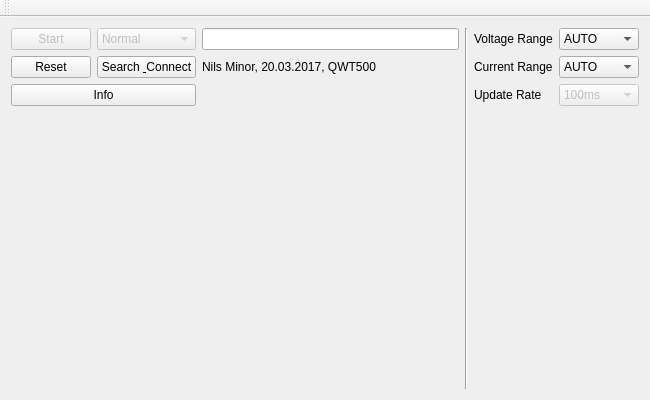
First picture: the form in QWT500/qwt500widget.ui, repository NilsMinor/QWT500, before the edit.
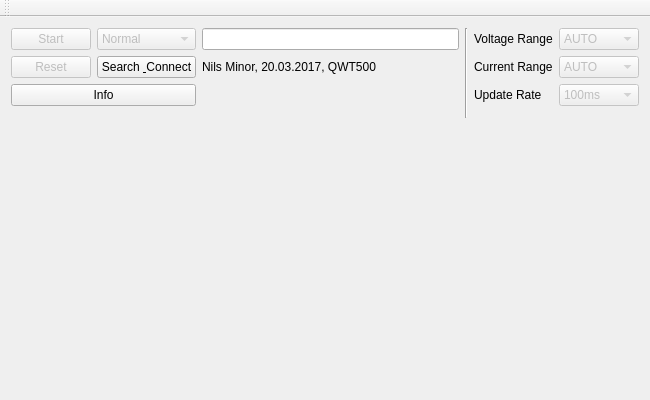
Second picture: the form after the edit.

Patch:
```diff
--- a/QWT500/qwt500widget.ui
+++ b/QWT500/qwt500widget.ui
@@ -63,6 +63,9 @@
       </item>
       <item row="0" column="7">
        <widget class="QComboBox" name="comboBoxQWT500VoltageRange">
+        <property name="enabled">
+         <bool>false</bool>
+        </property>
         <item>
          <property name="text">
           <string>AUTO</string>
@@ -168,6 +171,9 @@
       </item>
       <item row="1" column="1">
        <widget class="QPushButton" name="pushButtonQWT500Reset">
+        <property name="enabled">
+         <bool>false</bool>
+        </property>
         <property name="text">
          <string>Reset</string>
         </property>
@@ -185,6 +191,9 @@
       </item>
       <item row="1" column="7">
        <widget class="QComboBox" name="comboBoxQWT500CurrentRange">
+        <property name="enabled">
+         <bool>false</bool>
+        </property>
         <item>
          <property name="text">
           <string>AUTO</string>
@@ -264,7 +273,25 @@
      </layout>
     </item>
     <item row="1" column="0">
-     <layout class="QHBoxLayout" name="qwt500HorizontalLayout"/>
+     <widget class="QStackedWidget" name="stackedWidget">
+      <property name="currentIndex">
+       <number>0</number>
+      </property>
+      <widget class="QWidget" name="page_5">
+       <layout class="QHBoxLayout" name="horizontalLayout">
+        <item>
+         <layout class="QHBoxLayout" name="qwt500HorizontalLayout"/>
+        </item>
+       </layout>
+      </widget>
+      <widget class="QWidget" name="page_6">
+       <layout class="QHBoxLayout" name="horizontalLayout_2">
+        <item>
+         <layout class="QHBoxLayout" name="qwt500HarmonicsLayout"/>
+        </item>
+       </layout>
+      </widget>
+     </widget>
     </item>
    </layout>
   </widget>
```
